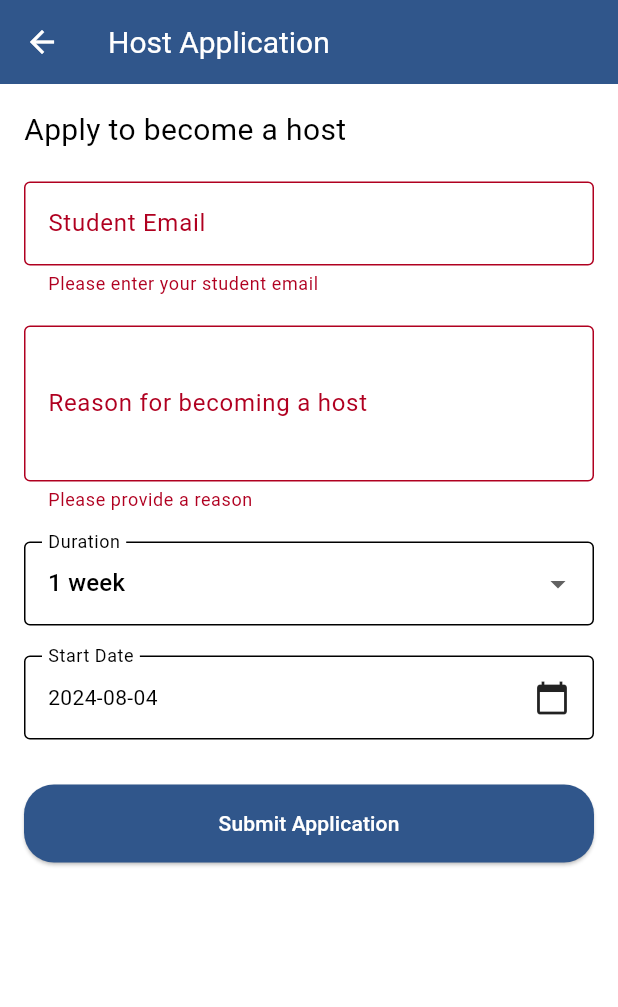
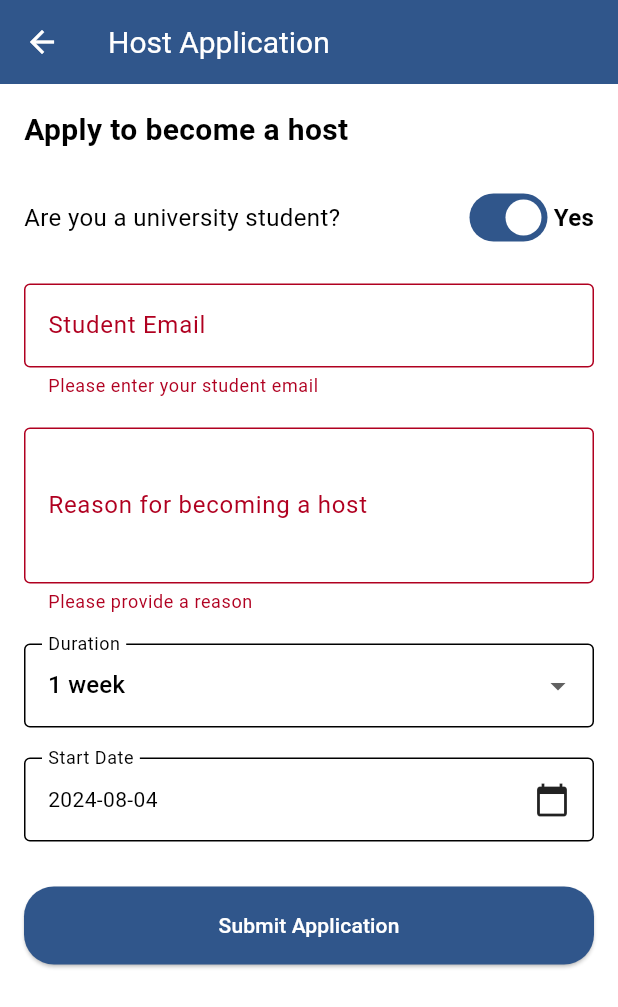
Before and after one commit to COS301-SE-2024/WhatsOn-UP, a Flutter app: the HostApplicationPage screen opened by its route, after a tap on "Submit Application", on a phone screen of 412 x 824 dp. Shown: the top 1007 px of the screen. Run offline on Flutter 3.47's test engine with Material 3 defaults, Android fonts, the phone set to English and light mode, and no system bars; our stand-ins replace animated_splash_screen, carousel_slider, flutter_spinkit, flutter_svg_provider, google_sign_in, image_picker and 5 more; missing offline and left inert: supabase_auth_ui; accounts and stored records are empty.

Commit message:
Add toggle for students and non-students in host application form

```diff
--- a/src/Frontend/lib/pages/host_application.dart
+++ b/src/Frontend/lib/pages/host_application.dart
@@ -1,5 +1,6 @@
 import 'package:flutter/material.dart';
 import 'package:intl/intl.dart';
+import 'package:image_picker/image_picker.dart';
 
 class HostApplicationPage extends StatefulWidget {
   @override
@@ -12,8 +13,20 @@ class _HostApplicationPageState extends State<HostApplicationPage> {
   String _studentEmail = '';
   String _duration = '1 week';
   DateTime _startDate = DateTime.now();
+  bool _isStudent = true;
+  XFile? _stickerImage;
 
   List<String> _durationOptions = ['1 week', '1 month', 'Permanent'];
+
+  Future<void> _pickImage() async {
+    final ImagePicker _picker = ImagePicker();
+    final XFile? image = await _picker.pickImage(source: ImageSource.gallery);
+    if (image != null) {
+      setState(() {
+        _stickerImage = image;
+      });
+    }
+  }
 
   @override
   Widget build(BuildContext context) {
@@ -30,9 +43,32 @@ class _HostApplicationPageState extends State<HostApplicationPage> {
             children: [
               const Text(
                 'Apply to become a host',
-                style: TextStyle(fontSize: 20),
+                style: TextStyle(fontSize: 20, fontWeight: FontWeight.bold),
               ),
               const SizedBox(height: 20),
+              Row(
+                children: [
+                  const Expanded(
+                    child: Text('Are you a university student?',
+                        style: TextStyle(fontSize: 16)),
+                  ),
+                  Switch(
+                    value: _isStudent,
+                    onChanged: (bool value) {
+                      setState(() {
+                        _isStudent = value;
+                        _formKey.currentState?.reset();
+                        _stickerImage = null;
+                        _studentEmail = '';
+                      });
+                    },
+                  ),
+                  Text(_isStudent ? 'Yes' : 'No',
+                      style: TextStyle(fontSize: 16, fontWeight: FontWeight.bold)),
+                ],
+              ),
+              const SizedBox(height: 20),
+              if (_isStudent)
                 TextFormField(
                   decoration: const InputDecoration(
                     labelText: 'Student Email',
@@ -50,6 +86,30 @@ class _HostApplicationPageState extends State<HostApplicationPage> {
                     return null;
                   },
                   onSaved: (value) => _studentEmail = value!,
+                )
+              else
+                Column(
+                  crossAxisAlignment: CrossAxisAlignment.start,
+                  children: [
+                    const Text('Upload Permission Sticker'),
+                    const SizedBox(height: 10),
+                    SizedBox(
+                      width: 200.0,
+                      child: ElevatedButton.icon(
+                        onPressed: _pickImage,
+                        icon: const Icon(Icons.upload_file),
+                        label: const Text('Choose Image'),
+                        style: ElevatedButton.styleFrom(
+                          padding: const EdgeInsets.symmetric(vertical: 12),
+                        ),
+                      ),
+                    ),
+                    if (_stickerImage != null)
+                      Padding(
+                        padding: const EdgeInsets.only(top: 10),
+                        child: Text('Image selected: ${_stickerImage!.name}'),
+                      ),
+                  ],
                 ),
               const SizedBox(height: 20),
               TextFormField(
@@ -120,6 +180,12 @@ class _HostApplicationPageState extends State<HostApplicationPage> {
                 onPressed: () {
                   if (_formKey.currentState!.validate()) {
                     _formKey.currentState!.save();
+                    if (!_isStudent && _stickerImage == null) {
+                      ScaffoldMessenger.of(context).showSnackBar(
+                        const SnackBar(content: Text('Please upload a permission sticker')),
+                      );
+                      return;
+                    }
                     // Send to backend
                     ScaffoldMessenger.of(context).showSnackBar(
                       const SnackBar(content: Text('Application submitted successfully')),
```
Also changed, not shown: src/Frontend/lib/pages/profilePage.dart (+9 -1 lines), src/Frontend/lib/services/api.dart (+0 -44 lines). Lines whose indentation alone changed are shown as unchanged.
